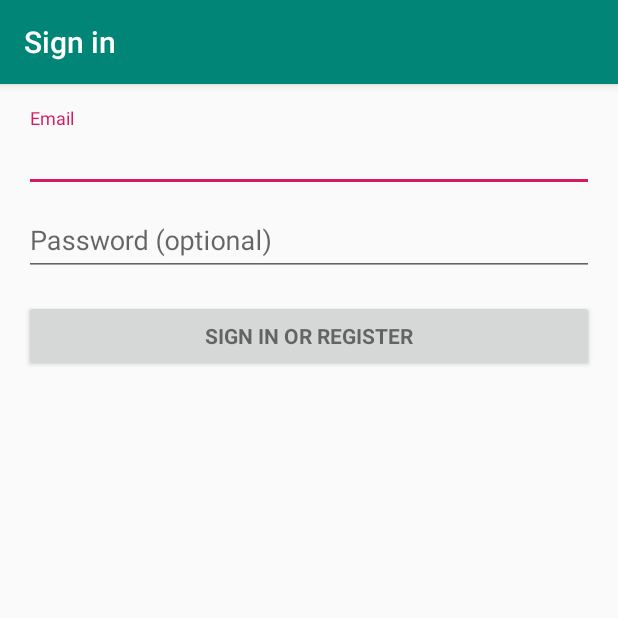
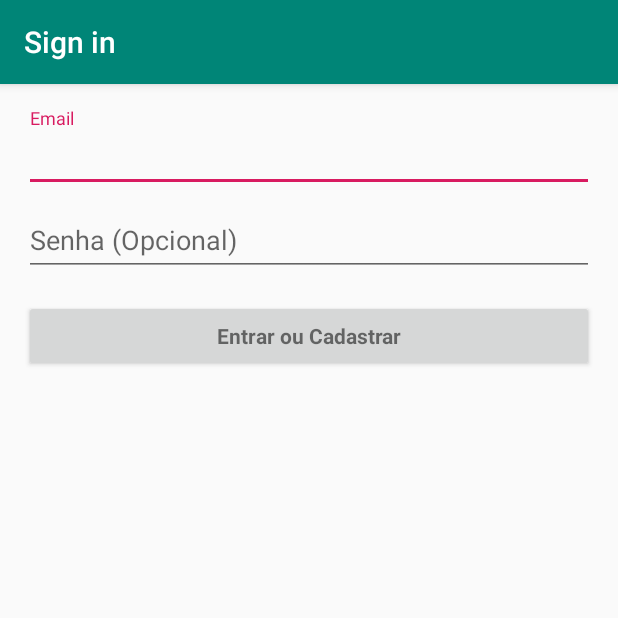
Before and after one commit to theuskira/Android_Studio_Projeto, an Android app: the LoginActivity screen opened directly, with no data from a screen before it, on a phone screen of 412 x 824 dp, the top half of it. Run offline under Robolectric (Android 15) with nearby library versions, the phone set to English and light mode, and no system bars; 2 statements that could not run were skipped.

Commit message:
Correção de Bugs e Novas Telas: Conta e Login

```diff
--- a/app/src/main/res/layout/activity_login.xml
+++ b/app/src/main/res/layout/activity_login.xml
@@ -54,7 +54,7 @@
                     android:id="@+id/password"
                     android:layout_width="match_parent"
                     android:layout_height="wrap_content"
-                    android:hint="@string/prompt_password"
+                    android:hint="Senha (Opcional)"
                     android:imeActionId="6"
                     android:imeActionLabel="@string/action_sign_in_short"
                     android:imeOptions="actionUnspecified"
@@ -70,7 +70,8 @@
                 android:layout_width="match_parent"
                 android:layout_height="wrap_content"
                 android:layout_marginTop="16dp"
-                android:text="@string/action_sign_in"
+                android:text="Entrar ou Cadastrar"
+                android:textAllCaps="false"
                 android:textStyle="bold" />
 
         </LinearLayout>
```
